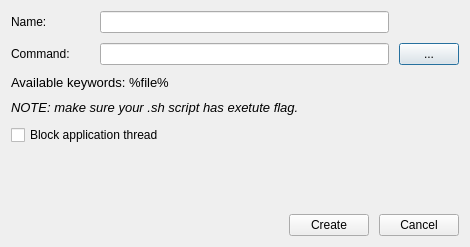
Old version of the form gui/dialogs/scripteditordialog.ui in the repository do-i/thumbgrid.
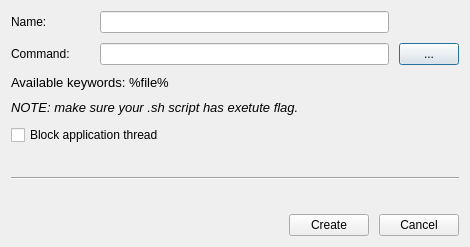
New version of the form.

Diff of the .ui file:
```diff
--- a/gui/dialogs/scripteditordialog.ui
+++ b/gui/dialogs/scripteditordialog.ui
@@ -171,6 +171,13 @@
      </property>
     </spacer>
    </item>
+   <item>
+    <widget class="Line" name="line">
+     <property name="orientation">
+      <enum>Qt::Horizontal</enum>
+     </property>
+    </widget>
+   </item>
    <item>
     <widget class="QLabel" name="messageLabel">
      <property name="text">
```
